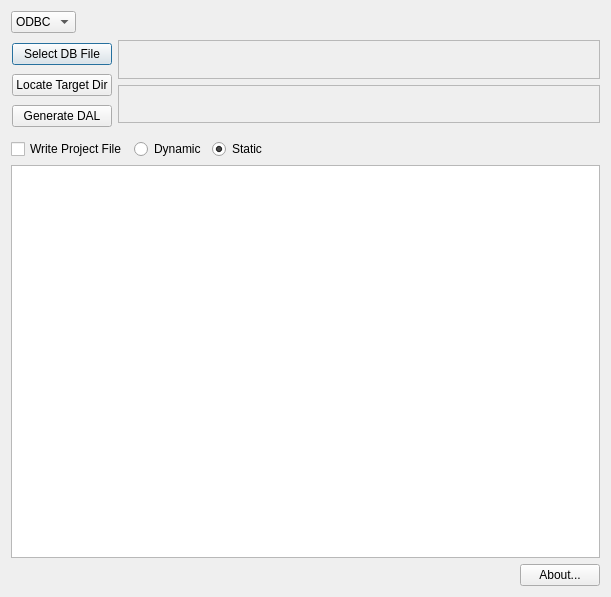
First picture: the form in QTSqlGen.ui, repository amreisa/QSQLGenerator, before the edit.
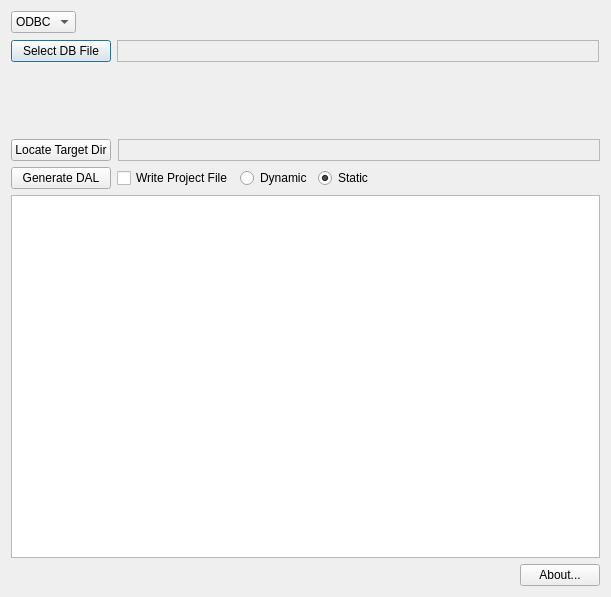
Second picture: the form after the edit. The open tabs and pages were chosen to show the change. Icons and pictures are not drawn.

```diff
--- a/QTSqlGen.ui
+++ b/QTSqlGen.ui
@@ -153,81 +153,115 @@
         <verstretch>0</verstretch>
        </sizepolicy>
       </property>
-      <widget class="QWidget" name="layoutWidget" >
-       <property name="geometry" >
-        <rect>
-         <x>1</x>
-         <y>1</y>
-         <width>588</width>
-         <height>91</height>
-        </rect>
-       </property>
-       <layout class="QHBoxLayout" >
-        <property name="spacing" >
-         <number>6</number>
-        </property>
-        <property name="margin" >
+      <layout class="QVBoxLayout" name="verticalLayout_3" >
+       <property name="leftMargin" >
          <number>0</number>
         </property>
+       <property name="topMargin" >
+        <number>1</number>
+       </property>
+       <property name="rightMargin" >
+        <number>1</number>
+       </property>
+       <property name="bottomMargin" >
+        <number>1</number>
+       </property>
         <item>
-         <layout class="QVBoxLayout" >
-          <property name="spacing" >
-           <number>6</number>
-          </property>
-          <property name="margin" >
-           <number>0</number>
-          </property>
+        <layout class="QHBoxLayout" name="horizontalLayout_6" >
           <item>
            <widget class="QPushButton" name="_locatePath" >
+           <property name="sizePolicy" >
+            <sizepolicy vsizetype="Fixed" hsizetype="Fixed" >
+             <horstretch>0</horstretch>
+             <verstretch>0</verstretch>
+            </sizepolicy>
+           </property>
+           <property name="minimumSize" >
+            <size>
+             <width>100</width>
+             <height>0</height>
+            </size>
+           </property>
+           <property name="maximumSize" >
+            <size>
+             <width>100</width>
+             <height>16777215</height>
+            </size>
+           </property>
             <property name="text" >
              <string>Select DB File</string>
             </property>
            </widget>
           </item>
           <item>
+          <widget class="QLabel" name="_dbPath" >
+           <property name="sizePolicy" >
+            <sizepolicy vsizetype="Preferred" hsizetype="Expanding" >
+             <horstretch>0</horstretch>
+             <verstretch>0</verstretch>
+            </sizepolicy>
+           </property>
+           <property name="frameShape" >
+            <enum>QFrame::StyledPanel</enum>
+           </property>
+           <property name="text" >
+            <string/>
+           </property>
+          </widget>
+         </item>
+        </layout>
+       </item>
+       <item>
+        <spacer name="verticalSpacer_2" >
+         <property name="orientation" >
+          <enum>Qt::Vertical</enum>
+         </property>
+         <property name="sizeHint" stdset="0" >
+          <size>
+           <width>20</width>
+           <height>40</height>
+          </size>
+         </property>
+        </spacer>
+       </item>
+      </layout>
+     </widget>
+    </widget>
+   </item>
+   <item>
+    <layout class="QHBoxLayout" name="horizontalLayout_7" >
+     <property name="spacing" >
+      <number>7</number>
+     </property>
+     <item>
            <widget class="QPushButton" name="_locateTarget" >
+       <property name="sizePolicy" >
+        <sizepolicy vsizetype="Fixed" hsizetype="Fixed" >
+         <horstretch>0</horstretch>
+         <verstretch>0</verstretch>
+        </sizepolicy>
+       </property>
+       <property name="minimumSize" >
+        <size>
+         <width>100</width>
+         <height>0</height>
+        </size>
+       </property>
+       <property name="maximumSize" >
+        <size>
+         <width>100</width>
+         <height>16777215</height>
+        </size>
+       </property>
             <property name="text" >
              <string>Locate Target Dir</string>
             </property>
            </widget>
           </item>
           <item>
-           <widget class="QPushButton" name="_genDal" >
-            <property name="text" >
-             <string>Generate DAL</string>
-            </property>
-           </widget>
-          </item>
-         </layout>
-        </item>
-        <item>
-         <layout class="QVBoxLayout" >
-          <property name="spacing" >
-           <number>6</number>
-          </property>
-          <property name="margin" >
-           <number>0</number>
-          </property>
-          <item>
-           <widget class="QLabel" name="_dbPath" >
-            <property name="sizePolicy" >
-             <sizepolicy vsizetype="Minimum" hsizetype="Preferred" >
-              <horstretch>0</horstretch>
-              <verstretch>0</verstretch>
-             </sizepolicy>
-            </property>
-            <property name="frameShape" >
-             <enum>QFrame::StyledPanel</enum>
-            </property>
-            <property name="text" >
-             <string/>
-            </property>
-           </widget>
-          </item>
-          <item>
            <widget class="QLabel" name="_targetPath" >
             <property name="sizePolicy" >
-             <sizepolicy vsizetype="Minimum" hsizetype="Preferred" >
+        <sizepolicy vsizetype="Preferred" hsizetype="Expanding" >
               <horstretch>0</horstretch>
               <verstretch>0</verstretch>
              </sizepolicy>
@@ -240,28 +274,35 @@
             </property>
            </widget>
           </item>
-          <item>
-           <spacer>
-            <property name="orientation" >
-             <enum>Qt::Horizontal</enum>
-            </property>
-            <property name="sizeHint" stdset="0" >
-             <size>
-              <width>484</width>
-              <height>8</height>
-             </size>
-            </property>
-           </spacer>
-          </item>
-         </layout>
-        </item>
-       </layout>
-      </widget>
-     </widget>
-    </widget>
+    </layout>
    </item>
    <item>
     <layout class="QHBoxLayout" name="horizontalLayout_3" >
+     <item>
+      <widget class="QPushButton" name="_genDal" >
+       <property name="sizePolicy" >
+        <sizepolicy vsizetype="Fixed" hsizetype="Fixed" >
+         <horstretch>0</horstretch>
+         <verstretch>0</verstretch>
+        </sizepolicy>
+       </property>
+       <property name="minimumSize" >
+        <size>
+         <width>100</width>
+         <height>0</height>
+        </size>
+       </property>
+       <property name="maximumSize" >
+        <size>
+         <width>100</width>
+         <height>16777215</height>
+        </size>
+       </property>
+       <property name="text" >
+        <string>Generate DAL</string>
+       </property>
+      </widget>
+     </item>
      <item>
       <widget class="QCheckBox" name="_replaceProject" >
        <property name="text" >
```
Left out of the diff: 8 changed lines with no effect on the pictures. Lines whose indentation alone changed are shown as unchanged.
